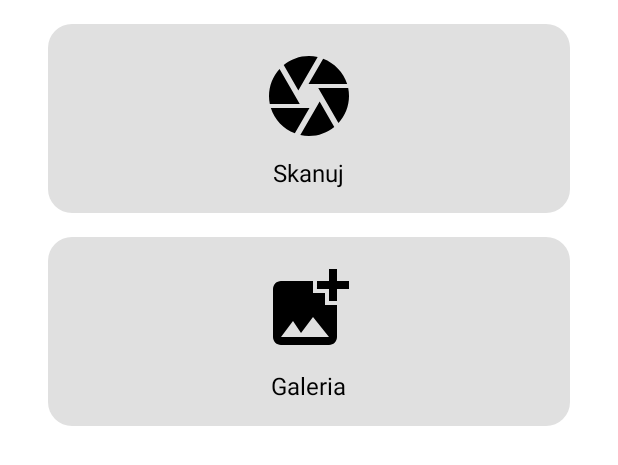
After one commit to Jo3i/Komunikacja-cz-komp, an Android app: the layout activity_photo_source.xml on its own in the app's theme, with its tools: preview values and no code run, on a phone screen of 412 x 824 dp. The commit adds this screen. Shown: the top 465 px of the screen. Run offline under Robolectric (Android 15) with nearby library versions, the phone set to English and light mode, and no system bars.

Commit message:
przygotowanie pod zmiane logiki skanowania

```diff
--- a/app/src/main/java/com/example/ocrapp/MainMenuActivity.kt
+++ b/app/src/main/java/com/example/ocrapp/MainMenuActivity.kt
@@ -50,7 +50,7 @@ class MainMenuActivity : AppCompatActivity() {
     }
 
     fun onButtonScanClick(view: View) {
-        val intent = Intent(this, ScanActivity::class.java)
+        val intent = Intent(this, PhotoSourceActivity::class.java)
         startActivity(intent)
     }
 
--- /dev/null
+++ b/app/src/main/res/drawable/ic_gallery.xml
@@ -0,0 +1,5 @@
+<vector xmlns:android="http://schemas.android.com/apk/res/android" android:height="24dp" android:tint="#000000" android:viewportHeight="24" android:viewportWidth="24" android:width="24dp">
+
+    <path android:fillColor="@android:color/white" android:pathData="M19,7v2.99s-1.99,0.01 -2,0L17,7h-3s0.01,-1.99 0,-2h3L17,2h2v3h3v2h-3zM16,11L16,8h-3L13,5L5,5c-1.1,0 -2,0.9 -2,2v12c0,1.1 0.9,2 2,2h12c1.1,0 2,-0.9 2,-2v-8h-3zM5,19l3,-4 2,3 3,-4 4,5L5,19z"/>
+
+</vector>
--- /dev/null
+++ b/app/src/main/res/layout/activity_photo_source.xml
@@ -0,0 +1,76 @@
+<?xml version="1.0" encoding="utf-8"?>
+<ScrollView xmlns:android="http://schemas.android.com/apk/res/android"
+    xmlns:tools="http://schemas.android.com/tools"
+    android:id="@+id/scrollView"
+    android:layout_width="match_parent"
+    android:layout_height="match_parent"
+    android:padding="16dp"
+    android:fitsSystemWindows="true"
+    tools:context=".PhotoSourceActivity">
+
+    <LinearLayout
+        android:layout_marginStart="16dp"
+        android:layout_marginEnd="16dp"
+        android:layout_width="match_parent"
+        android:layout_height="wrap_content"
+        android:orientation="vertical"
+        android:gravity="center"
+        android:layout_gravity="center_horizontal">
+
+        <!-- Wybór aparatu -->
+        <LinearLayout
+            android:id="@+id/button_camera"
+            android:layout_width="match_parent"
+            android:layout_height="wrap_content"
+            android:layout_marginBottom="16dp"
+            android:orientation="vertical"
+            android:background="@drawable/rounded_button"
+            android:padding="16dp"
+            android:gravity="center"
+            android:onClick="onCameraClick">
+
+            <ImageView
+                android:layout_width="64dp"
+                android:layout_height="64dp"
+                android:src="@drawable/ic_camera"
+                android:contentDescription="@string/scan" />
+
+            <TextView
+                android:layout_width="wrap_content"
+                android:layout_height="wrap_content"
+                android:text="@string/scan"
+                android:textColor="@android:color/black"
+                android:textAlignment="center"
+                android:textSize="16sp"
+                android:layout_marginTop="8dp" />
+        </LinearLayout>
+
+        <!-- Wybór galerii -->
+        <LinearLayout
+            android:id="@+id/button_gallery"
+            android:layout_width="match_parent"
+            android:layout_height="wrap_content"
+            android:layout_marginBottom="16dp"
+            android:orientation="vertical"
+            android:background="@drawable/rounded_button"
+            android:padding="16dp"
+            android:gravity="center"
+            android:onClick="onGalleryClick">
+
+            <ImageView
+                android:layout_width="64dp"
+                android:layout_height="64dp"
+                android:src="@drawable/ic_gallery"
+                android:contentDescription="@string/gallery" />
+
+            <TextView
+                android:layout_width="wrap_content"
+                android:layout_height="wrap_content"
+                android:text="@string/gallery"
+                android:textColor="@android:color/black"
+                android:textAlignment="center"
+                android:textSize="16sp"
+                android:layout_marginTop="8dp" />
+        </LinearLayout>
+    </LinearLayout>
+</ScrollView>
```
Also changed, not shown: app/src/main/java/com/example/ocrapp/PhotoSourceActivity.kt (added, +31 -0 lines), app/src/main/java/com/example/ocrapp/ScanActivity.kt (+184 -184 lines).
